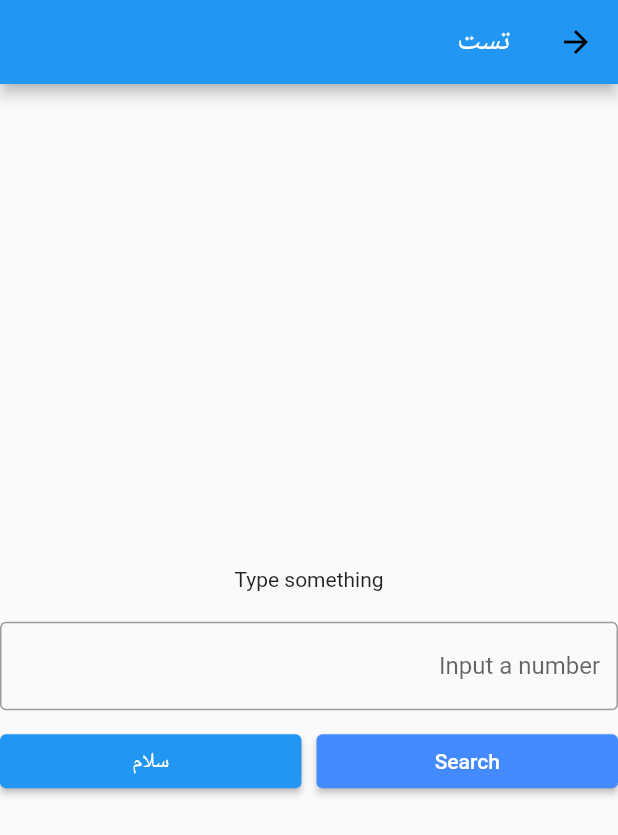
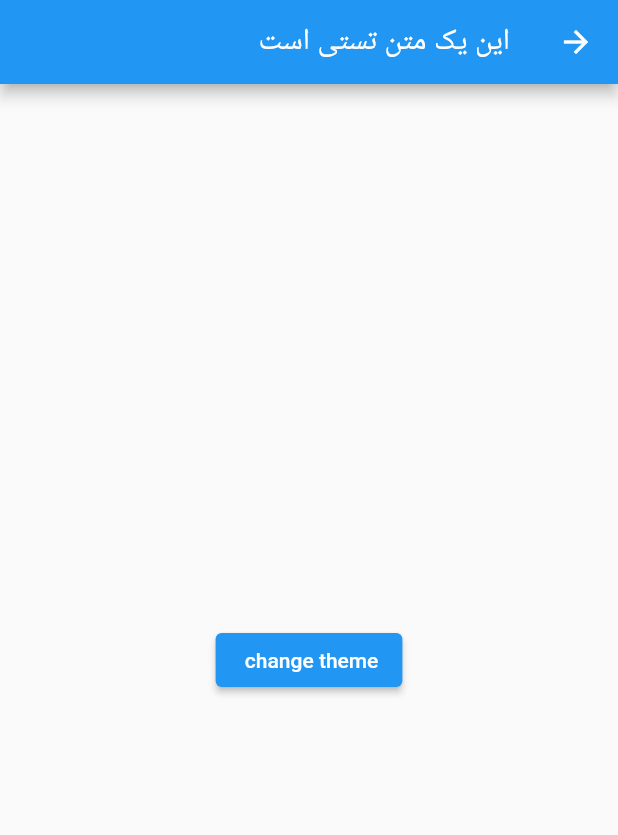
Before and after one commit to drkreza/resocoder-clean, a Flutter app: the screen it shows after launch, after a tap on "Search", on a phone screen of 412 x 824 dp. Shown: the top 835 px of the screen. Run offline on Flutter 3.47's test engine with Material 2 defaults, Android fonts, the phone set to English and light mode, and no system bars; our stand-ins replace bloc, dartz, equatable, flutter_bloc, get, get_it and 1 more.

Commit message:
handle theme using bloc_cubit (without using Get ir dependency injection)

```diff
--- a/lib/core/localization/translations.dart
+++ b/lib/core/localization/translations.dart
@@ -6,10 +6,12 @@ class MyTranslations extends Translations {
         'en_US': {
           "hi": "hello",
           "title": "test",
+          "desc":"this is a test text"
         },
         'fa_IR': {
           "hi": "سلام",
           "title": "تست",
+           "desc":"این یک متن تستی است"
         }
       };
 }
--- /dev/null
+++ b/lib/feature/numbertrivia/presentation/blocs/theme/theme_cubit.dart
@@ -0,0 +1,14 @@
+import 'package:flutter/material.dart';
+import 'package:flutter_bloc/flutter_bloc.dart';
+
+class ThemeCubit extends Cubit<ThemeData> {
+  ThemeCubit() : super(initialTheme);
+
+  static final ThemeData initialTheme = ThemeData.light();
+  static final ThemeData darkTheme = ThemeData.dark();
+
+  void toggleTheme() {
+    print("calleddd");
+    emit(state == initialTheme ? darkTheme : initialTheme);
+  }
+}
--- /dev/null
+++ b/lib/feature/numbertrivia/presentation/pages/third_screen.dart
@@ -0,0 +1,29 @@
+import 'package:clean_reso_coder_implementation/feature/numbertrivia/presentation/blocs/theme/theme_cubit.dart';
+import 'package:clean_reso_coder_implementation/injection_container.dart';
+import 'package:flutter/material.dart';
+import 'package:flutter_bloc/flutter_bloc.dart';
+import 'package:get/get.dart';
+
+class ThirdScreen extends StatelessWidget {
+  ThirdScreen({super.key});
+
+
+
+  @override
+  Widget build(BuildContext context) {
+     final themeBloc = sl<ThemeCubit>();
+    return Scaffold(
+      appBar: AppBar(
+        title: Text('desc'.tr),
+      ),
+      body: Center(
+        child: ElevatedButton(
+            onPressed: () {
+              themeBloc.toggleTheme();
+              // context.read<ThemeCubit>().toggleTheme();
+            },
+            child: const Text('change theme ')),
+      ),
+    );
+  }
+}
--- a/lib/feature/numbertrivia/presentation/widgets/trivia_controls.dart
+++ b/lib/feature/numbertrivia/presentation/widgets/trivia_controls.dart
@@ -1,6 +1,7 @@
 import 'package:clean_reso_coder_implementation/feature/numbertrivia/presentation/blocs/cubit/number_trivia_bloc.dart';
 import 'package:clean_reso_coder_implementation/feature/numbertrivia/presentation/blocs/cubit/number_trivia_cubit.dart';
 import 'package:clean_reso_coder_implementation/feature/numbertrivia/presentation/blocs/cubit/number_trivia_event.dart';
+import 'package:clean_reso_coder_implementation/feature/numbertrivia/presentation/pages/third_screen.dart';
 import 'package:flutter/material.dart';
 import 'package:flutter_bloc/flutter_bloc.dart';
 import 'package:get/get.dart';
@@ -47,7 +48,9 @@ class _TriviaControlsState extends State<TriviaControls> {
               child: ElevatedButton(
                 style: ElevatedButton.styleFrom(
                     backgroundColor: Colors.blueAccent),
-                onPressed: dispatchConcrete,
+                onPressed: (){
+                  Get.to(ThirdScreen());
+                },
                 child: const Text('Search'),
               ),
             ),
--- a/lib/injection_container.dart
+++ b/lib/injection_container.dart
@@ -1,3 +1,4 @@
+import 'package:clean_reso_coder_implementation/feature/numbertrivia/presentation/blocs/theme/theme_cubit.dart';
 import 'package:get_it/get_it.dart';
 import 'package:http/http.dart' as http;
 import 'package:internet_connection_checker/internet_connection_checker.dart';
@@ -60,4 +61,5 @@ Future<void> init() async {
 
   // sl.registerSingleton<NumberTriviaState>(NumberTriviaInitial());
 
+  sl.registerLazySingleton(() => ThemeCubit());
 }
```
Also changed, not shown: lib/main.dart (+19 -0 lines).
